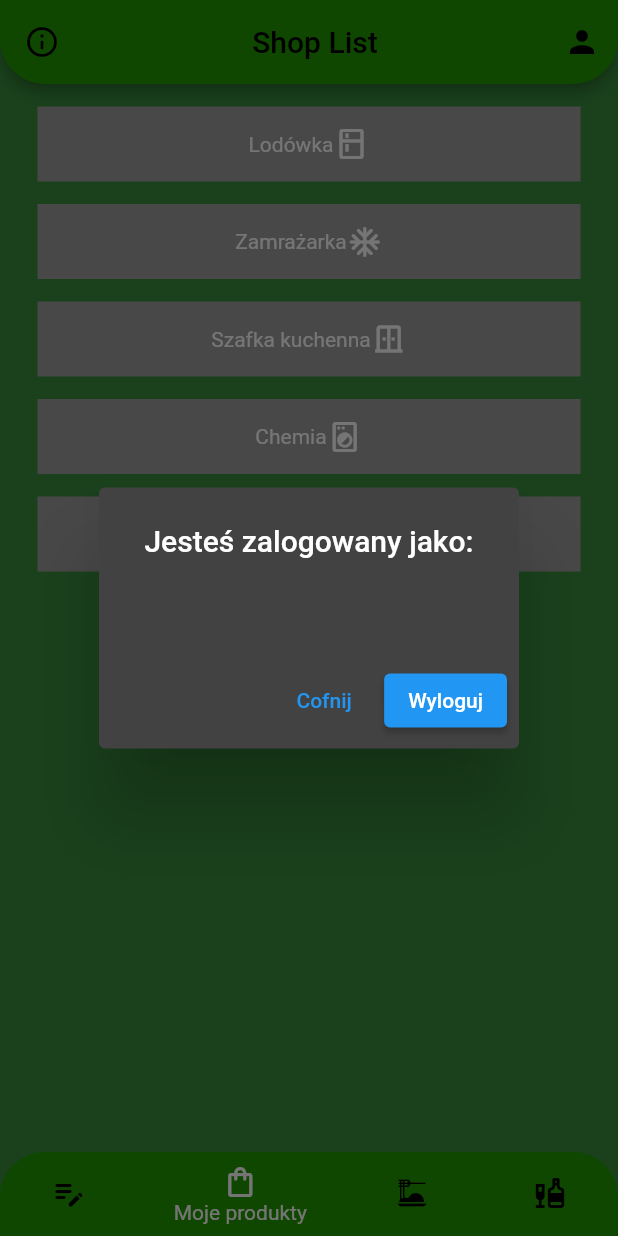
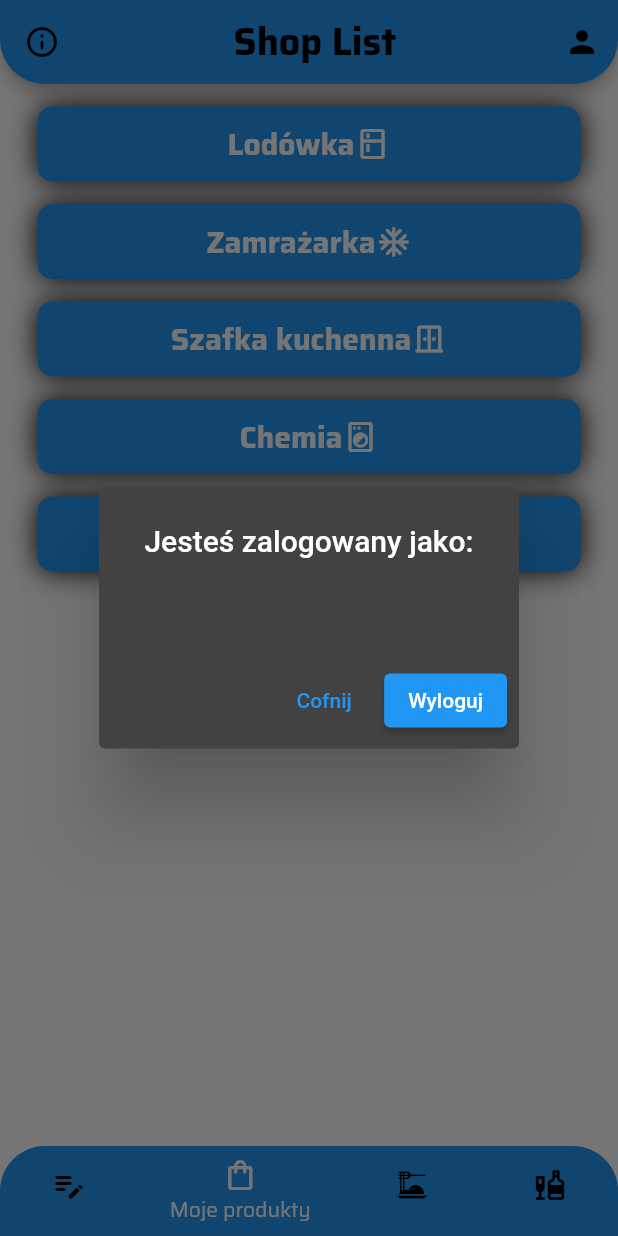
Before and after one commit to sebastiangirsza/ShopListApp, a Flutter app: the screen it shows once a user with an empty profile is signed in, item 2 of the bottom bar chosen, after a tap on the "person" icon, on a phone screen of 412 x 824 dp. Run offline on Flutter 3.47's test engine with Material 2 defaults, Android fonts, the phone set to English and light mode, and no system bars; our stand-ins replace bloc, cloud_firestore, firebase_auth, firebase_core, flutter_bloc, google_fonts and 1 more; accounts and stored records are empty.

Commit message:
Implement Google Fonts

```diff
--- a/lib/app/home/home_page.dart
+++ b/lib/app/home/home_page.dart
@@ -1,5 +1,7 @@
 import 'package:flutter/material.dart';
 import 'package:flutter_bloc/flutter_bloc.dart';
+import 'package:google_fonts/google_fonts.dart';
+
 import 'package:shoplistappsm/app/cubit/auth_cubit.dart';
 import 'package:shoplistappsm/app/home/pages/recipes/recipes.dart';
 import 'package:shoplistappsm/app/home/pages/shop_list/shop_list.dart';
@@ -30,12 +32,17 @@ class _HomePageState extends State<HomePage> {
                   bottom: Radius.circular(30),
                 ),
               ),
-              backgroundColor: const Color.fromARGB(255, 32, 155, 1),
+              backgroundColor: Colors.blue,
               foregroundColor: Colors.black,
               leading: IconButton(
                   onPressed: () {},
                   icon: const Icon(Icons.info_outline_rounded)),
-              title: const Center(child: Text('Shop List')),
+              title: Center(
+                  child: Text(
+                'Shop List',
+                style: GoogleFonts.getFont('Saira',
+                    fontWeight: FontWeight.bold, fontSize: 25),
+              )),
               actions: [
                 IconButton(
                     onPressed: () => showDialog(
@@ -81,6 +88,8 @@ class _HomePageState extends State<HomePage> {
               child: BottomNavigationBar(
                 unselectedItemColor: Colors.black,
                 selectedItemColor: Colors.white,
+                selectedLabelStyle: GoogleFonts.getFont('Saira'),
+                unselectedLabelStyle: GoogleFonts.getFont('Saira'),
                 currentIndex: currentIndex,
                 onTap: (newIndex) {
                   setState(() {
@@ -91,22 +100,22 @@ class _HomePageState extends State<HomePage> {
                   BottomNavigationBarItem(
                     icon: Icon(Icons.edit_note_rounded),
                     label: 'Lista zakupów',
-                    backgroundColor: Color.fromARGB(255, 32, 155, 1),
+                    backgroundColor: Colors.blue,
                   ),
                   BottomNavigationBarItem(
                     icon: Icon(Icons.shopping_bag_outlined),
                     label: 'Moje produkty',
-                    backgroundColor: Color.fromARGB(255, 32, 155, 1),
+                    backgroundColor: Colors.blue,
                   ),
                   BottomNavigationBarItem(
                     icon: Icon(Icons.dinner_dining),
                     label: 'Przepisy',
-                    backgroundColor: Color.fromARGB(255, 32, 155, 1),
+                    backgroundColor: Colors.blue,
                   ),
                   BottomNavigationBarItem(
                     icon: Icon(Icons.liquor),
                     label: 'Inne',
-                    backgroundColor: Color.fromARGB(255, 32, 155, 1),
+                    backgroundColor: Colors.blue,
                   ),
                 ],
               ),
--- a/lib/app/home/pages/shop_list/shop_list.dart
+++ b/lib/app/home/pages/shop_list/shop_list.dart
@@ -1,5 +1,6 @@
 import 'package:flutter/material.dart';
 import 'package:flutter_bloc/flutter_bloc.dart';
+import 'package:google_fonts/google_fonts.dart';
 import 'package:numberpicker/numberpicker.dart';
 import 'package:shoplistappsm/app/home/pages/shop_list/categories/categories_widget.dart';
 import 'package:shoplistappsm/app/home/pages/shop_list/cubit/add_cubit.dart';
@@ -31,7 +32,7 @@ class _ShopListPageState extends State<ShopListPage> {
               style: ElevatedButton.styleFrom(
                   shadowColor: Colors.black,
                   elevation: 15,
-                  backgroundColor: const Color.fromARGB(255, 173, 255, 141),
+                  backgroundColor: const Color.fromARGB(255, 0, 4, 255),
                   shape: const RoundedRectangleBorder(
                       borderRadius: BorderRadius.all(Radius.circular(50)))),
               onPressed: () => showDialog(
@@ -40,18 +41,22 @@ class _ShopListPageState extends State<ShopListPage> {
                     return StatefulBuilder(
                         builder: (BuildContext context, StateSetter setState) {
                       return AlertDialog(
-                        backgroundColor: Colors.blueGrey,
-                        title: const Text(
+                        backgroundColor: Colors.blue,
+                        title: Text(
+                          style: GoogleFonts.getFont('Saira',
+                              fontWeight: FontWeight.bold),
                           'Dodaj produkt do listy',
                           textAlign: TextAlign.center,
                         ),
                         content: SizedBox(
-                          height: 300,
+                          height: 223,
                           child: Column(
                             children: [
                               DropdownButtonFormField(
-                                decoration: const InputDecoration(
-                                    label: Text('Kategoria')),
+                                decoration: InputDecoration(
+                                    label: Text(
+                                        style: GoogleFonts.getFont('Saira'),
+                                        'Kategoria')),
                                 isExpanded: true,
                                 value: productGroup,
                                 onChanged: (newProduct) {
@@ -60,23 +65,31 @@ class _ShopListPageState extends State<ShopListPage> {
                                   });
                                 },
                                 items: <String>[
+                                  'Warzywa',
                                   'Mięso',
-                                  'Warzywa',
+                                  'Pieczywo',
+                                  'Suche produkty',
+                                  'Nabiał',
+                                  'Chemia',
+                                  'Inne',
                                 ].map<DropdownMenuItem<String>>(
                                   (productGroup) {
                                     return DropdownMenuItem<String>(
                                       value: productGroup,
                                       child: Text(
+                                        style: GoogleFonts.getFont('Saira'),
                                         productGroup,
-                                        // style: const TextStyle(color: Colors.black),
                                       ),
                                     );
                                   },
                                 ).toList(),
                               ),
                               TextField(
-                                decoration: const InputDecoration(
-                                    label: Text('Nazwa produktu')),
+                                style: GoogleFonts.getFont('Saira'),
+                                decoration: InputDecoration(
+                                    label: Text(
+                                        style: GoogleFonts.getFont('Saira'),
+                                        'Nazwa produktu')),
                                 onChanged: (newProduct) {
                                   setState(() {
                                     productName = newProduct;
@@ -87,13 +100,15 @@ class _ShopListPageState extends State<ShopListPage> {
                               Column(
                                 children: [
                                   const SizedBox(
-                                    height: 15,
+                                    height: 9,
                                   ),
-                                  const Text('Ilość: '),
+                                  Text(
+                                      style: GoogleFonts.getFont('Saira'),
+                                      'Ilość: '),
                                   Padding(
                                     padding: const EdgeInsets.all(15.0),
                                     child: NumberPicker(
-                                      itemHeight: 25,
+                                      itemHeight: 24,
                                       itemWidth: 40,
                                       axis: Axis.horizontal,
                                       value: productQuantity,
@@ -114,9 +129,10 @@ class _ShopListPageState extends State<ShopListPage> {
                               onPressed: () {
                                 Navigator.of(context).pop();
                               },
-                              child: const Text(
+                              child: Text(
                                 'Cofnij',
-                                style: TextStyle(color: Colors.black),
+                                style: GoogleFonts.getFont('Saira',
+                                    color: Colors.black),
                               )),
                           BlocProvider(
                             create: (context) => AddCubit(ProductsRepository()),
@@ -137,7 +153,9 @@ class _ShopListPageState extends State<ShopListPage> {
                                               );
                                           Navigator.of(context).pop();
                                         },
-                                  child: const Text('Dodaj do listy'),
+                                  child: Text(
+                                      style: GoogleFonts.getFont('Saira'),
+                                      'Dodaj do listy'),
                                 );
                               },
                             ),
@@ -148,17 +166,18 @@ class _ShopListPageState extends State<ShopListPage> {
                   }),
               child: Row(
                 mainAxisAlignment: MainAxisAlignment.center,
-                children: const [
+                children: [
                   Text(
-                      style: TextStyle(color: Colors.black),
+                      style: GoogleFonts.getFont('Saira',
+                          color: Colors.white, fontWeight: FontWeight.bold),
                       'Dodaj produkt do listy'),
-                  SizedBox(width: 5),
-                  Icon(Icons.add, color: Colors.black),
+                  const SizedBox(width: 5),
+                  const Icon(Icons.add, color: Colors.white),
                 ],
               ),
             ),
           ),
-          const SizedBox(height: 10),
+          const SizedBox(height: 4),
           const _ProductsGroup(),
         ],
       ),
@@ -198,11 +217,12 @@ class _ProductsGroup extends StatelessWidget {
                     const SizedBox(height: 10),
                     Container(
                       decoration: const BoxDecoration(
-                          boxShadow: <BoxShadow>[
-                            BoxShadow(color: Colors.black, blurRadius: 15)
-                          ],
-                          borderRadius: BorderRadius.all(Radius.circular(10)),
-                          color: Color.fromARGB(255, 47, 148, 0)),
+                        boxShadow: <BoxShadow>[
+                          BoxShadow(color: Colors.black, blurRadius: 15)
+                        ],
+                        borderRadius: BorderRadius.all(Radius.circular(10)),
+                        color: Colors.blue,
+                      ),
                       child: Theme(
                         data: Theme.of(context)
                             .copyWith(dividerColor: Colors.transparent),
@@ -213,9 +233,12 @@ class _ProductsGroup extends StatelessWidget {
                             children: [
                               const Icon(null),
                               Text(
-                                  style: const TextStyle(
-                                      fontSize: 20, color: Colors.white),
-                                  categoriesName[index]),
+                                categoriesName[index],
+                                style: GoogleFonts.getFont('Saira',
+                                    fontSize: 20,
+                                    color: Colors.white,
+                                    fontWeight: FontWeight.bold),
+                              ),
                             ],
                           ),
                           children: [
--- a/lib/app/home/pages/your_products/your_products.dart
+++ b/lib/app/home/pages/your_products/your_products.dart
@@ -1,4 +1,5 @@
 import 'package:flutter/material.dart';
+import 'package:google_fonts/google_fonts.dart';
 import 'package:shoplistappsm/app/home/pages/your_products/pages/storage.dart';
 
 class YourProductsPage extends StatelessWidget {
@@ -48,11 +49,22 @@ class YourProductsPage extends StatelessWidget {
                         padding: const EdgeInsets.symmetric(horizontal: 25.0),
                         child: Container(
                           height: 50,
-                          decoration: const BoxDecoration(color: Colors.grey),
+                          decoration: const BoxDecoration(
+                            boxShadow: <BoxShadow>[
+                              BoxShadow(color: Colors.black, blurRadius: 15)
+                            ],
+                            borderRadius: BorderRadius.all(Radius.circular(10)),
+                            color: Colors.blue,
+                          ),
                           child: Row(
                             mainAxisAlignment: MainAxisAlignment.center,
                             children: [
-                              Text(storageNames[index]),
+                              Text(
+                                  style: GoogleFonts.getFont('Saira',
+                                      color: Colors.white,
+                                      fontWeight: FontWeight.bold,
+                                      fontSize: 20),
+                                  storageNames[index]),
                               Icon(icon[index]),
                             ],
                           ),
--- a/lib/app/my_app.dart
+++ b/lib/app/my_app.dart
@@ -18,7 +18,7 @@ class MyApp extends StatelessWidget {
       theme: ThemeData(
         brightness: Brightness.dark,
         primarySwatch: Colors.blue,
-        scaffoldBackgroundColor: Colors.green[700],
+        scaffoldBackgroundColor: Colors.white,
       ),
       home: const RootPage(),
     );
--- a/pubspec.yaml
+++ b/pubspec.yaml
@@ -41,6 +41,8 @@ dependencies:
   firebase_auth: ^3.7.0
   cloud_firestore: ^3.4.4
   numberpicker: ^2.1.1
+  flutter_slidable: ^2.0.0
+  google_fonts: ^3.0.1
 
 
 dev_dependencies:
```
Also changed, not shown: lib/app/home/pages/shop_list/categories/categories_widget.dart (+6 -5 lines), lib/app/home/pages/your_products/pages/storage.dart (+30 -8 lines), pubspec.lock, 1 other file.
